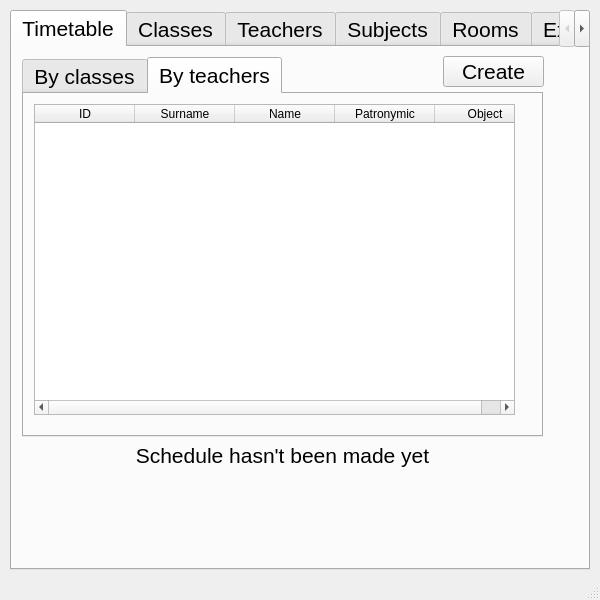
WELC0ME/Scheduler, file interfaces/menu.ui: the form before one commit.
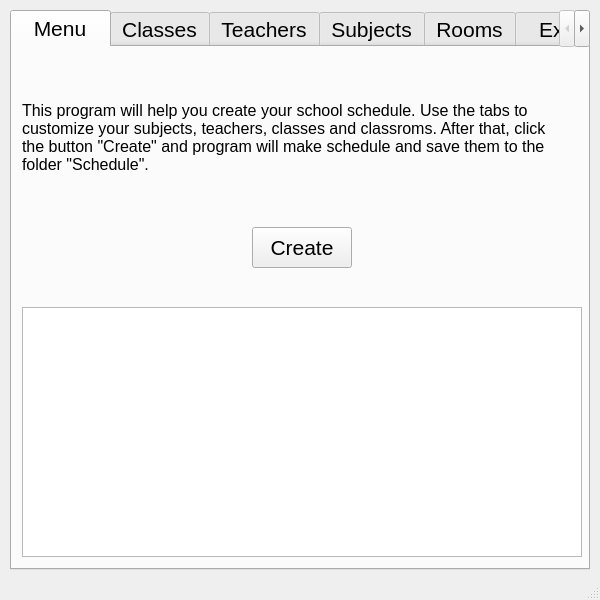
The form after the commit. The open tabs and pages were chosen to show the change.

Commit message: changed the structure of information storage

Diff of the .ui file:
```diff
--- a/interfaces/menu.ui
+++ b/interfaces/menu.ui
@@ -48,177 +48,58 @@
     </property>
     <widget class="QWidget" name="tab">
      <attribute name="title">
-      <string>Timetable</string>
+      <string>  Menu  </string>
      </attribute>
      <widget class="QPushButton" name="btn_create">
       <property name="geometry">
        <rect>
-        <x>431</x>
-        <y>9</y>
-        <width>101</width>
-        <height>31</height>
+        <x>240</x>
+        <y>180</y>
+        <width>100</width>
+        <height>41</height>
        </rect>
       </property>
       <property name="text">
        <string>Create</string>
       </property>
      </widget>
-     <widget class="QWidget" name="gridLayoutWidget">
+     <widget class="QLabel" name="label">
       <property name="geometry">
        <rect>
         <x>10</x>
-        <y>10</y>
-        <width>521</width>
-        <height>411</height>
+        <y>30</y>
+        <width>560</width>
+        <height>121</height>
        </rect>
       </property>
-      <layout class="QGridLayout" name="gridLayout">
-       <item row="1" column="0">
-        <widget class="QLabel" name="warning">
-         <property name="text">
-          <string>Schedule hasn't been made yet</string>
-         </property>
-         <property name="alignment">
-          <set>Qt::AlignCenter</set>
-         </property>
-        </widget>
-       </item>
-       <item row="0" column="0">
-        <widget class="QTabWidget" name="tabWidget_2">
-         <property name="focusPolicy">
-          <enum>Qt::TabFocus</enum>
-         </property>
-         <property name="currentIndex">
-          <number>1</number>
-         </property>
-         <widget class="QWidget" name="tab_5">
-          <attribute name="title">
-           <string>By classes</string>
-          </attribute>
-          <widget class="QTableWidget" name="table_by_classes">
-           <property name="geometry">
-            <rect>
-             <x>10</x>
-             <y>10</y>
-             <width>481</width>
-             <height>311</height>
-            </rect>
-           </property>
-           <property name="focusPolicy">
-            <enum>Qt::NoFocus</enum>
-           </property>
-           <property name="editTriggers">
-            <set>QAbstractItemView::NoEditTriggers</set>
-           </property>
-           <property name="verticalScrollMode">
-            <enum>QAbstractItemView::ScrollPerPixel</enum>
-           </property>
-           <property name="horizontalScrollMode">
-            <enum>QAbstractItemView::ScrollPerPixel</enum>
-           </property>
-           <property name="showGrid">
-            <bool>false</bool>
-           </property>
-           <property name="cornerButtonEnabled">
-            <bool>false</bool>
-           </property>
-           <attribute name="verticalHeaderVisible">
-            <bool>false</bool>
-           </attribute>
-           <column>
-            <property name="text">
-             <string>ID</string>
-            </property>
-           </column>
-           <column>
-            <property name="text">
-             <string>Name</string>
-            </property>
-           </column>
-           <column>
-            <property name="text">
-             <string>Number</string>
-            </property>
-           </column>
-           <column>
-            <property name="text">
-             <string/>
-            </property>
-           </column>
-           <column>
-            <property name="text">
-             <string/>
-            </property>
-           </column>
-          </widget>
-         </widget>
-         <widget class="QWidget" name="tab_6">
-          <attribute name="title">
-           <string>By teachers</string>
-          </attribute>
-          <widget class="QTableWidget" name="table_by_teachers">
-           <property name="geometry">
-            <rect>
-             <x>10</x>
-             <y>10</y>
-             <width>481</width>
-             <height>311</height>
-            </rect>
-           </property>
-           <property name="focusPolicy">
-            <enum>Qt::NoFocus</enum>
-           </property>
-           <property name="editTriggers">
-            <set>QAbstractItemView::NoEditTriggers</set>
-           </property>
-           <property name="verticalScrollMode">
-            <enum>QAbstractItemView::ScrollPerPixel</enum>
-           </property>
-           <property name="horizontalScrollMode">
-            <enum>QAbstractItemView::ScrollPerPixel</enum>
-           </property>
-           <property name="showGrid">
-            <bool>false</bool>
-           </property>
-           <property name="cornerButtonEnabled">
-            <bool>false</bool>
-           </property>
-           <attribute name="verticalHeaderVisible">
-            <bool>false</bool>
-           </attribute>
-           <column>
-            <property name="text">
-             <string>ID</string>
-            </property>
-           </column>
-           <column>
-            <property name="text">
-             <string>Surname</string>
-            </property>
-           </column>
-           <column>
-            <property name="text">
-             <string>Name</string>
-            </property>
-           </column>
-           <column>
-            <property name="text">
-             <string>Patronymic</string>
-            </property>
-           </column>
-           <column>
-            <property name="text">
-             <string>Object</string>
-            </property>
-           </column>
-          </widget>
-         </widget>
-        </widget>
-       </item>
-      </layout>
+      <property name="font">
+       <font>
+        <pointsize>12</pointsize>
+       </font>
+      </property>
+      <property name="text">
+       <string>This program will help you create your school schedule. Use the tabs to
+customize your subjects, teachers, classes and classroms. After that, click
+the button &quot;Create&quot; and program will make schedule and save them to the
+folder &quot;Schedule&quot;.</string>
+      </property>
      </widget>
-     <zorder>gridLayoutWidget</zorder>
-     <zorder>btn_create</zorder>
+     <widget class="QPlainTextEdit" name="plainTextEdit">
+      <property name="geometry">
+       <rect>
+        <x>10</x>
+        <y>260</y>
+        <width>560</width>
+        <height>250</height>
+       </rect>
+      </property>
+      <property name="horizontalScrollBarPolicy">
+       <enum>Qt::ScrollBarAlwaysOff</enum>
+      </property>
+      <property name="readOnly">
+       <bool>true</bool>
+      </property>
+     </widget>
     </widget>
     <widget class="QWidget" name="tab_2">
      <attribute name="title">
@@ -580,7 +461,7 @@
     </widget>
     <widget class="QWidget" name="tab_8">
      <attribute name="title">
-      <string>Exit  </string>
+      <string>  Exit  </string>
      </attribute>
     </widget>
    </widget>
```
Left out of the diff: 22 changed lines with no effect on the pictures. The commit also changes 2 other files.
